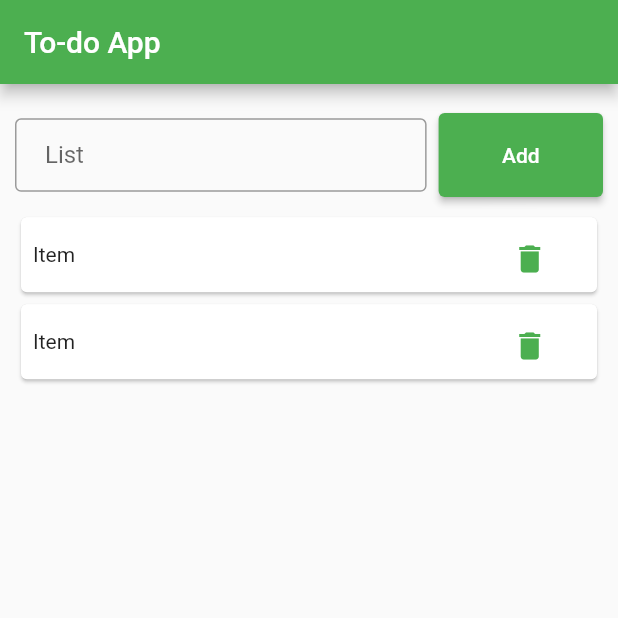
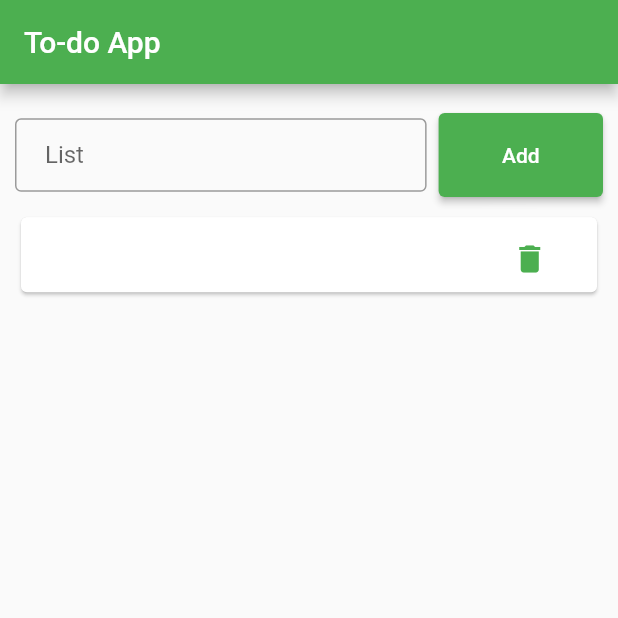
Before and after one commit to csearafat01/flutter_module_10, a Flutter app: the screen it shows after launch, after a tap on "Add", on a phone screen of 412 x 824 dp, the top half of it. Run offline on Flutter 3.47's test engine with Material 2 defaults, Android fonts, the phone set to English and light mode, and no system bars.

Commit message:
To-Do Apps

```diff
--- a/lib/todo_page.dart
+++ b/lib/todo_page.dart
@@ -11,8 +11,27 @@ class ToDoPage extends StatefulWidget {
 }
 
 class ToDoPageView extends State<ToDoPage> {
-  List toDoList = [{'1':'1'},
-    {'1':'1'}];
+  List toDoList = [];
+  String item = "";
+  toDoInputOnChanged(content){
+    setState(() {
+      item = content;
+    });
+  }
+
+  AddItem(){
+    setState(() {
+      toDoList.add({'item':item});
+    });
+  }
+
+  RemoveItem(index){
+    setState(() {
+      toDoList.removeAt(index);
+    });
+  }
+
+
 
   @override
   Widget build(BuildContext context) {
@@ -30,13 +49,13 @@ class ToDoPageView extends State<ToDoPage> {
                 children: [
                   Expanded(
                       flex:70,
-              child: TextFormField(decoration: AppInputDecoration('List'),)),
+              child: TextFormField(onChanged:(content){toDoInputOnChanged(content);},decoration: AppInputDecoration('List'),)),
                   Expanded(
                     flex: 30,
                       child: Padding(
                         padding: const EdgeInsets.only(left: 8.0),
                         child: ElevatedButton(
-                    onPressed: () {},
+                    onPressed: () {AddItem();},
                           style: AppButtonStyle(),
                     child: const Text('Add'),
                   ),
@@ -55,10 +74,10 @@ class ToDoPageView extends State<ToDoPage> {
                           children: [
                             Expanded(
                                 flex: 80,
-                                child: Text('Item')),
+                                child: Text(toDoList[index]['item'].toString())),
                             Expanded(
                               flex: 20,
-                                child: TextButton(onPressed: (){},child: Icon(Icons.delete),))
+                                child: TextButton(onPressed: (){RemoveItem(index);},child: Icon(Icons.delete),))
                           ],
                         )
                       )
```
